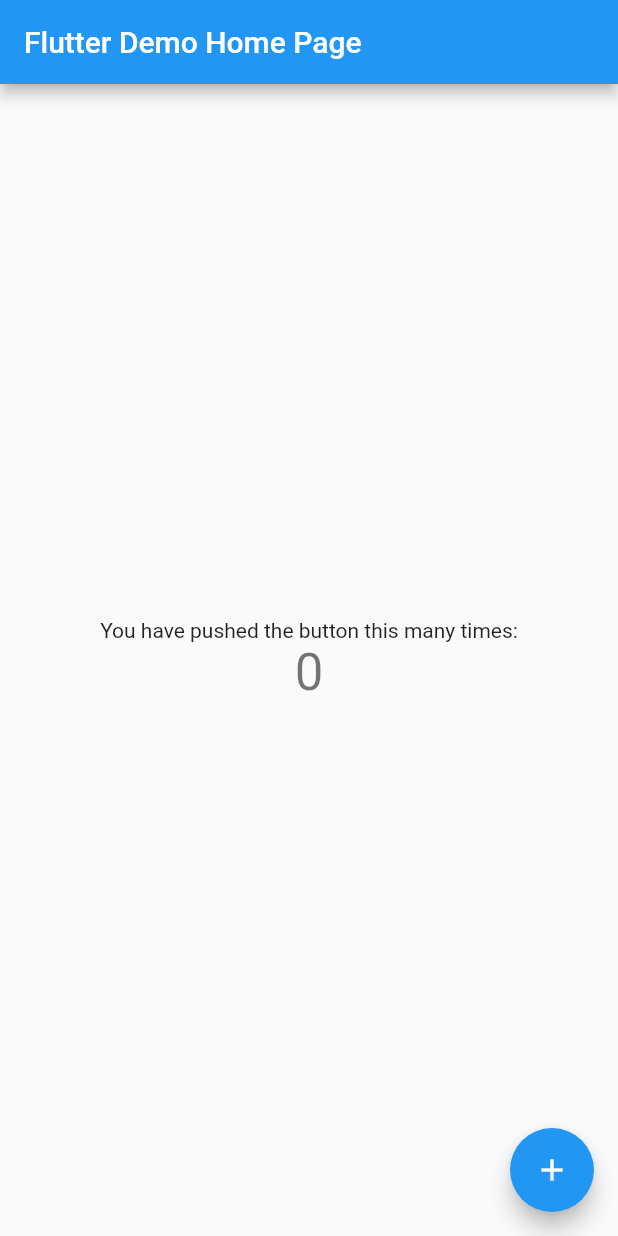
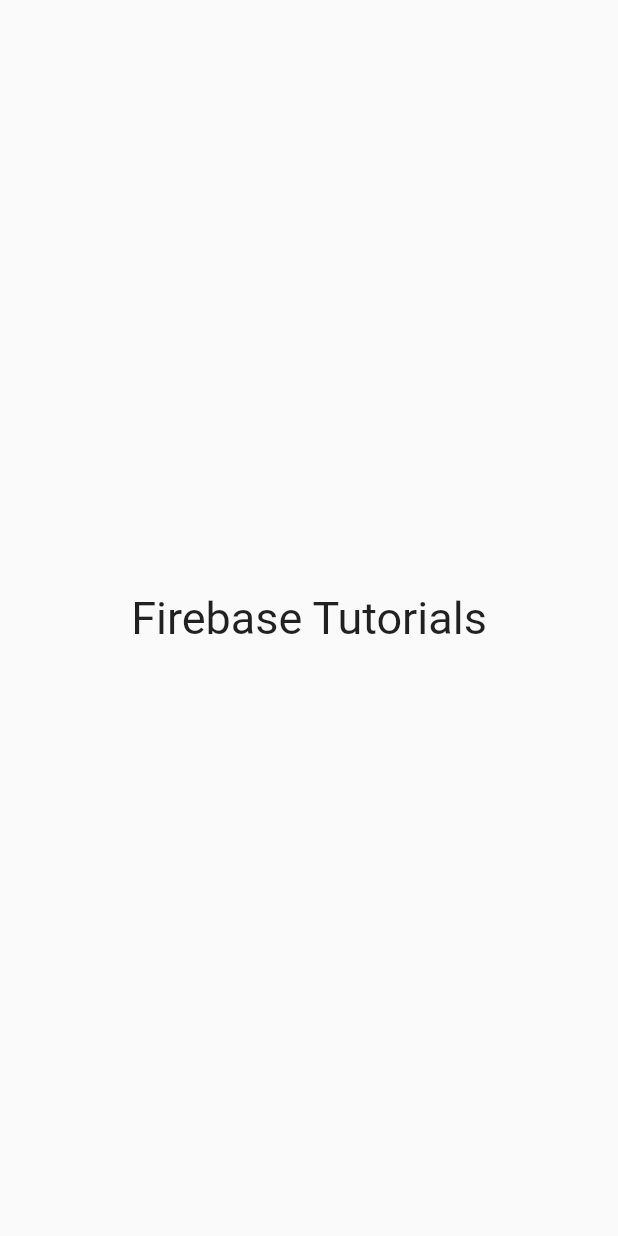
Before and after one commit to Nitinjiwnani/Flutter-Firebase, a Flutter app: the first screen one second after launch, on a phone screen of 412 x 824 dp. Run offline on Flutter 3.47's test engine with Material 2 defaults, Android fonts, the phone set to English and light mode, and no system bars; our stand-ins replace firebase_core; accounts and stored records are empty.

Commit message:
Splash screen

```diff
--- /dev/null
+++ b/lib/UI/splash_screen.dart
@@ -0,0 +1,34 @@
+import 'package:flutter/material.dart';
+import 'package:flutter/src/widgets/framework.dart';
+import 'package:flutter/src/widgets/placeholder.dart';
+import 'package:flutter_firebase/firebase_services/splash_services.dart';
+
+class SplashScreen extends StatefulWidget {
+  const SplashScreen({super.key});
+
+  @override
+  State<SplashScreen> createState() => _SplashScreenState();
+}
+
+class _SplashScreenState extends State<SplashScreen> {
+  SplashServices splashScreen = SplashServices();
+
+  @override
+  void initState() {
+    // TODO: implement initState
+    super.initState();
+    splashScreen.isLogin(context);
+  }
+
+  @override
+  Widget build(BuildContext context) {
+    return const Scaffold(
+      body: Center(
+        child: Text(
+          'Firebase Tutorials',
+          style: TextStyle(fontSize: 30),
+        ),
+      ),
+    );
+  }
+}
--- a/lib/main.dart
+++ b/lib/main.dart
@@ -1,5 +1,6 @@
 import 'package:firebase_core/firebase_core.dart';
 import 'package:flutter/material.dart';
+import 'package:flutter_firebase/UI/splash_screen.dart';
 
 void main() async {
   WidgetsFlutterBinding.ensureInitialized();
@@ -10,109 +11,14 @@ void main() async {
 class MyApp extends StatelessWidget {
   const MyApp({super.key});
 
-  // This widget is the root of your application.
   @override
   Widget build(BuildContext context) {
     return MaterialApp(
       title: 'Flutter Demo',
       theme: ThemeData(
-        // This is the theme of your application.
-        //
-        // Try running your application with "flutter run". You'll see the
-        // application has a blue toolbar. Then, without quitting the app, try
-        // changing the primarySwatch below to Colors.green and then invoke
-        // "hot reload" (press "r" in the console where you ran "flutter run",
-        // or simply save your changes to "hot reload" in a Flutter IDE).
-        // Notice that the counter didn't reset back to zero; the application
-        // is not restarted.
-        primarySwatch: Colors.blue,
+        primarySwatch: Colors.deepPurple,
       ),
-      home: const MyHomePage(title: 'Flutter Demo Home Page'),
+      home: const SplashScreen(),
     );
   }
 }
-
-class MyHomePage extends StatefulWidget {
-  const MyHomePage({super.key, required this.title});
-
-  // This widget is the home page of your application. It is stateful, meaning
-  // that it has a State object (defined below) that contains fields that affect
-  // how it looks.
-
-  // This class is the configuration for the state. It holds the values (in this
-  // case the title) provided by the parent (in this case the App widget) and
-  // used by the build method of the State. Fields in a Widget subclass are
-  // always marked "final".
-
-  final String title;
-
-  @override
-  State<MyHomePage> createState() => _MyHomePageState();
-}
-
-class _MyHomePageState extends State<MyHomePage> {
-  int _counter = 0;
-
-  void _incrementCounter() {
-    setState(() {
-      // This call to setState tells the Flutter framework that something has
-      // changed in this State, which causes it to rerun the build method below
-      // so that the display can reflect the updated values. If we changed
-      // _counter without calling setState(), then the build method would not be
-      // called again, and so nothing would appear to happen.
-      _counter++;
-    });
-  }
-
-  @override
-  Widget build(BuildContext context) {
-    // This method is rerun every time setState is called, for instance as done
-    // by the _incrementCounter method above.
-    //
-    // The Flutter framework has been optimized to make rerunning build methods
-    // fast, so that you can just rebuild anything that needs updating rather
-    // than having to individually change instances of widgets.
-    return Scaffold(
-      appBar: AppBar(
-        // Here we take the value from the MyHomePage object that was created by
-        // the App.build method, and use it to set our appbar title.
-        title: Text(widget.title),
-      ),
-      body: Center(
-        // Center is a layout widget. It takes a single child and positions it
-        // in the middle of the parent.
-        child: Column(
-          // Column is also a layout widget. It takes a list of children and
-          // arranges them vertically. By default, it sizes itself to fit its
-          // children horizontally, and tries to be as tall as its parent.
-          //
-          // Invoke "debug painting" (press "p" in the console, choose the
-          // "Toggle Debug Paint" action from the Flutter Inspector in Android
-          // Studio, or the "Toggle Debug Paint" command in Visual Studio Code)
-          // to see the wireframe for each widget.
-          //
-          // Column has various properties to control how it sizes itself and
-          // how it positions its children. Here we use mainAxisAlignment to
-          // center the children vertically; the main axis here is the vertical
-          // axis because Columns are vertical (the cross axis would be
-          // horizontal).
-          mainAxisAlignment: MainAxisAlignment.center,
-          children: <Widget>[
-            const Text(
-              'You have pushed the button this many times:',
-            ),
-            Text(
-              '$_counter',
-              style: Theme.of(context).textTheme.headlineMedium,
-            ),
-          ],
-        ),
-      ),
-      floatingActionButton: FloatingActionButton(
-        onPressed: _incrementCounter,
-        tooltip: 'Increment',
-        child: const Icon(Icons.add),
-      ), // This trailing comma makes auto-formatting nicer for build methods.
-    );
-  }
-}
```
Also changed, not shown: lib/UI/auth/login_screen.dart (added, +25 -0 lines), lib/firebase_services/splash_services.dart (added, +16 -0 lines).
